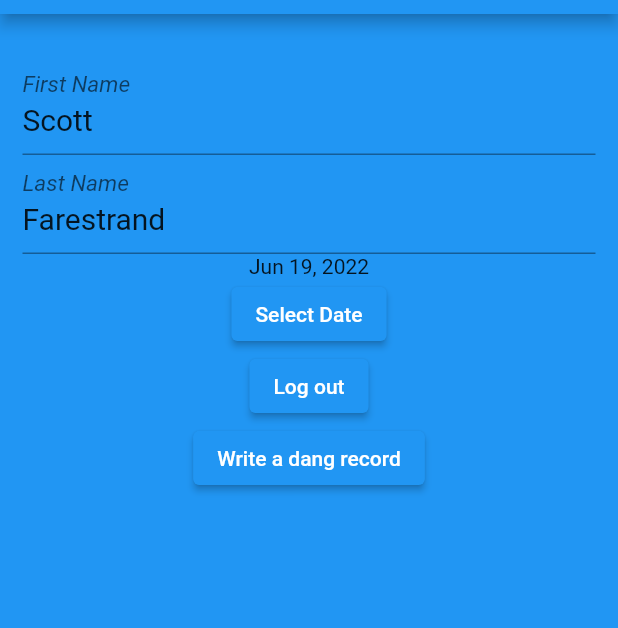
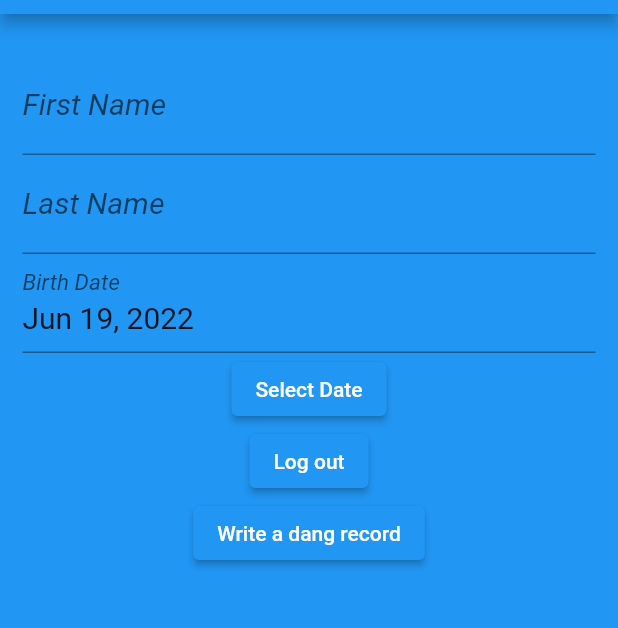
Before and after one commit to ScottFarestrand/random_reminder, a Flutter app: the screen it shows once a user with an empty profile is signed in, on a phone screen of 412 x 824 dp, the part 70-698 px from its top. Run offline on Flutter 3.47's test engine with Material 2 defaults, Android fonts, the phone set to English and light mode, and no system bars; our stand-ins replace cloud_firestore, firebase_auth, firebase_core; accounts and stored records are empty; network calls fail.

Commit message:
Getting Personal Info from FireBase

```diff
--- /dev/null
+++ b/lib/models/user.dart
@@ -0,0 +1,24 @@
+import 'package:cloud_firestore/cloud_firestore.dart';
+
+class RRUser{
+  final String firstName;
+  final String lastName;
+  final DateTime birthDate;
+
+  RRUser({
+    required this.firstName,
+    required this.lastName,
+    required this.birthDate,
+});
+  Map<String, dynamic> toJson() => {
+    'FirstName': firstName,
+    'LastName': lastName,
+    'BirthDate': birthDate,
+  };
+
+  static RRUser fromJson(Map<String, dynamic> json) => RRUser(
+    firstName: json['FirstName'],
+    lastName: json['LastName'],
+    birthDate: (json['BirthDate'] as Timestamp).toDate(),
+  );
+}
--- a/lib/widgets/personal_info.dart
+++ b/lib/widgets/personal_info.dart
@@ -2,7 +2,6 @@ import 'package:cloud_firestore/cloud_firestore.dart';
 import 'package:firebase_auth/firebase_auth.dart';
 import 'package:intl/intl.dart';
 import 'package:flutter/material.dart';
-// import 'package:flutter_navigation/screens/screen1.dart';
 class PersonalInfo extends StatefulWidget {
 
   const PersonalInfo({Key? key}) : super(key: key);
@@ -28,16 +27,34 @@ class _PersonalInfoState extends State<PersonalInfo> {
         selectedDate.text = dateFormat.format(birthDate);
       });
   }
+
   @override
 
   Widget build(BuildContext context) {
+
     final formKey = GlobalKey<FormState>();
+
     final firstNameController = TextEditingController();
     final lastNameController = TextEditingController();
     final dateController = TextEditingController();
-    firstNameController.text = "Scott";
-    lastNameController.text = "Farestrand";
-    dateController.text = dateFormat.format(birthDate);
+    final birthDateController = TextEditingController();
+    String tempDate;
+    int _seconds;
+    int _nanoseconds;
+    // DateTime _birthDate;
+    FirebaseFirestore.instance.collection('Users').
+    doc(FirebaseAuth.instance.currentUser!.uid).
+    get().then((snapshot) => {
+      tempDate = snapshot['BirthDate'].toString(),
+      _seconds = int.parse(tempDate.substring(18, 28)),
+      _nanoseconds = int.parse(tempDate.substring(42, tempDate.lastIndexOf(')'))),
+      birthDate = Timestamp(_seconds, _nanoseconds).toDate(),
+      firstNameController.text = snapshot['FirstName'],
+      lastNameController.text = snapshot['LastName'],
+    });
+
+
+    birthDateController.text = dateFormat.format(birthDate);
     return Form(
       key: formKey,
       child: Padding(
@@ -76,22 +93,19 @@ class _PersonalInfoState extends State<PersonalInfo> {
                   return null;
                 }
             ),
-            Text(dateController.text),
+            TextFormField(
+              decoration: InputDecoration(
+                labelText: "Birth Date",
+                labelStyle: TextStyle(fontStyle: FontStyle.italic),
+              ),
+              style: TextStyle(fontSize: 20),
+              controller: birthDateController,
+              keyboardType: TextInputType.none,
+            ),
+
             ElevatedButton(
                 onPressed: () => _selectDate(context, dateController),
                 child: Text("Select Date")),
-            // ElevatedButton(
-            //   onPressed: () {
-            //     print("pressed");
-            //
-            //     ScaffoldMessenger.of(context).showSnackBar(
-            //       const SnackBar(content: Text("Creating User")),
-            //     );
-            //   },
-            //   child: const Text('Login'),
-            // ),
-            // ElevatedButton(onPressed: () {
-            // }, child: Text("Register")),
             ElevatedButton(onPressed: (){
               FirebaseAuth.instance.signOut();
             }, child: Text("Log out")),
@@ -103,8 +117,23 @@ class _PersonalInfoState extends State<PersonalInfo> {
       ),
     );
   }
+  // readUser(TextEditingController ) {
+  //
+  //   FirebaseFirestore.instance.collection('Users').
+  //   doc(FirebaseAuth.instance.currentUser!.uid).
+  //   get().then((snapshot) => {
+  //   });
+  // }
+  // Stream<List<RRUser>> readUser() {
+  //   return FirebaseFirestore.instance.
+  //       .collection('Users')
+  //       .where('Id', isEqualTo: FirebaseAuth.instance.currentUser!.uid)
+  //       .snapshots()
+  //       .map((qSnap) => qSnap.docs
+  //       .map((doc) => RRUser.fromJson(doc.data()))
+  //       .toList());
+  // }
   Future addRecord (String firstName, String lastName, DateTime birthDate  ) async {
-    print("Writing");
     final myID = FirebaseAuth.instance.currentUser!.uid;
       final docUser = FirebaseFirestore.instance.collection('Users').doc(
           myID);
```
